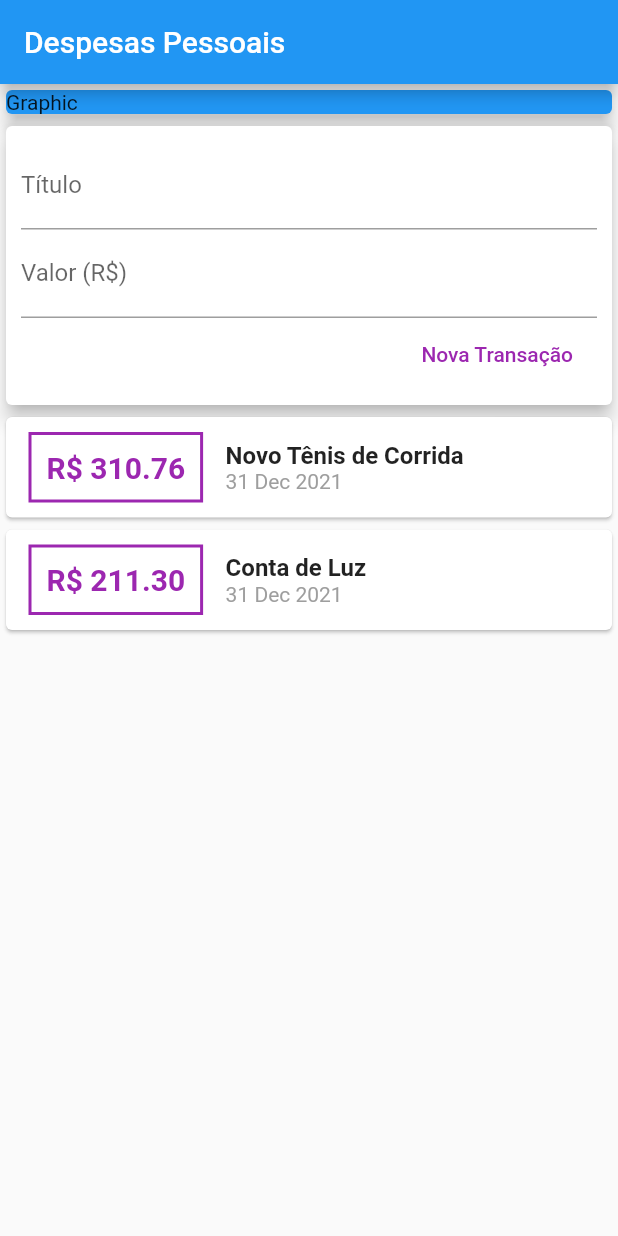
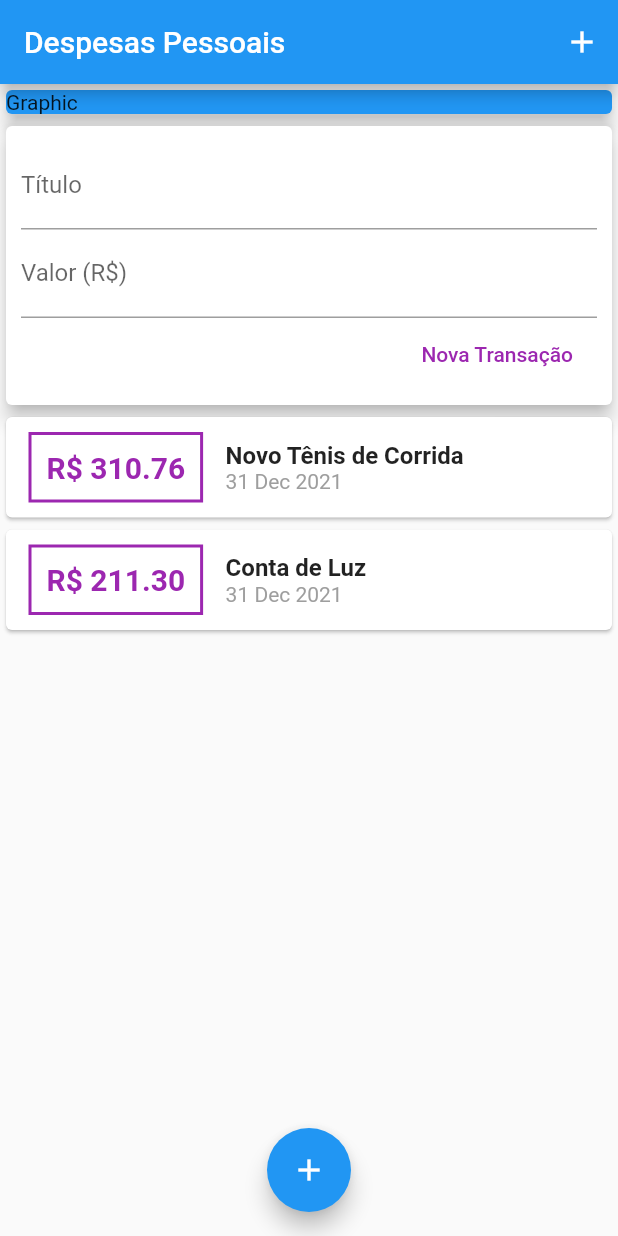
Before and after one commit to felixvicent/gestapp, a Flutter app: the screen it shows after launch, on a phone screen of 412 x 824 dp. Run offline on Flutter 3.47's test engine with Material 2 defaults, Android fonts, the light colour scheme and no system bars.

Commit message:
Added float action button

```diff
--- a/lib/main.dart
+++ b/lib/main.dart
@@ -22,6 +22,12 @@ class HomePage extends StatelessWidget {
     return Scaffold(
       appBar: AppBar(
         title: Text('Despesas Pessoais'),
+        actions: [
+          IconButton(
+            onPressed: () {},
+            icon: Icon(Icons.add),
+          )
+        ],
       ),
       body: SingleChildScrollView(
         child: Column(
@@ -39,6 +45,13 @@ class HomePage extends StatelessWidget {
           ],
         ),
       ),
+      floatingActionButton: FloatingActionButton(
+        child: Icon(
+          Icons.add,
+        ),
+        onPressed: () {},
+      ),
+      floatingActionButtonLocation: FloatingActionButtonLocation.centerFloat,
     );
   }
 }
```
